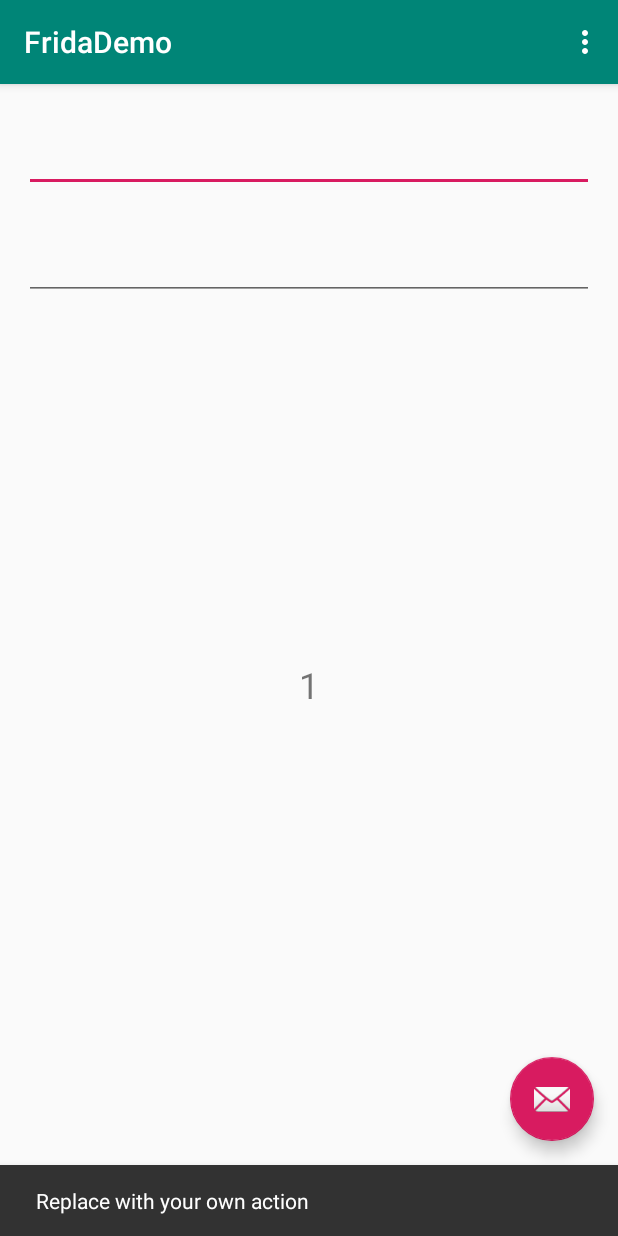
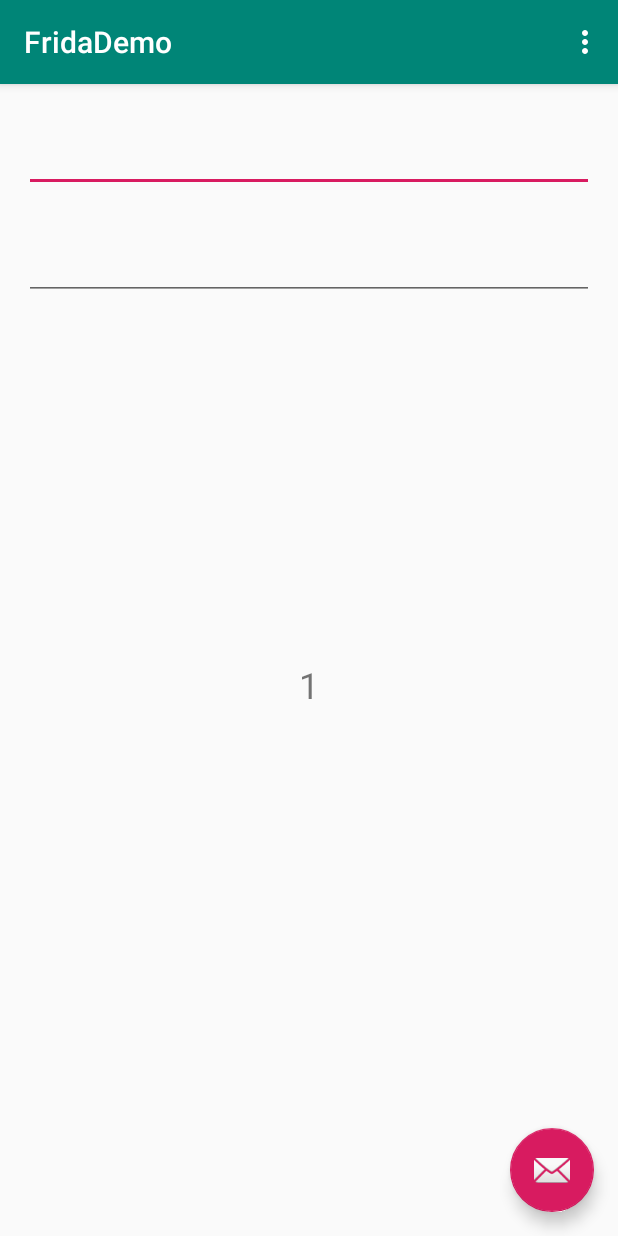
Before and after one commit to CORDEA/FridaDemo, an Android app: the screen it shows after launch (MainActivity), after a tap on an icon or button, on a phone screen of 412 x 824 dp. Run offline under Robolectric (Android 15) with nearby library versions, the phone set to English and light mode, and no system bars.

Commit message:
remove unnecessary process

```diff
--- a/demoapp/app/src/main/java/jp/cordea/fridademo/MainActivity.kt
+++ b/demoapp/app/src/main/java/jp/cordea/fridademo/MainActivity.kt
@@ -4,7 +4,6 @@ import android.os.Bundle
 import android.view.Menu
 import android.view.MenuItem
 import androidx.appcompat.app.AppCompatActivity
-import com.google.android.material.snackbar.Snackbar
 import jp.cordea.fridademo.databinding.ActivityMainBinding
 
 class MainActivity : AppCompatActivity() {
@@ -20,8 +19,6 @@ class MainActivity : AppCompatActivity() {
         binding.fab.setOnClickListener { view ->
             ++count
             binding.content.textView.text = count.toString()
-            Snackbar.make(view, "Replace with your own action", Snackbar.LENGTH_LONG)
-                .setAction("Action", null).show()
         }
         binding.content.textView.text = count.toString()
     }
```
